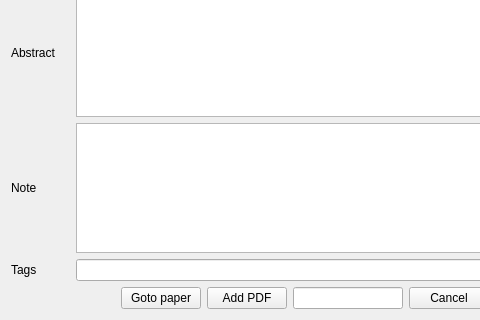
The window that PaperDlg.ui (congchenutd/papernet) describes before a commit, drawn with Qt 5; both pictures show x 0 to 480 and y 219 to 539 of the 586 by 539 pixel window.
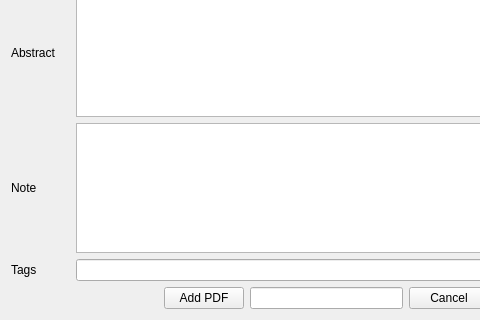
The same window after the commit. Custom widgets are drawn as their Qt base class.

Commit message: = jumpToID() does not call reset any more, client needs to call it as needed = updateRefByRow() is for visible row, if the row is invisible, use updateRefByID = goto paper button in PaperDlg removed

```diff
--- a/PaperDlg.ui
+++ b/PaperDlg.ui
@@ -204,13 +204,6 @@
        </property>
       </spacer>
      </item>
-     <item>
-      <widget class="QPushButton" name="btGotoPaper">
-       <property name="text">
-        <string>Goto paper</string>
-       </property>
-      </widget>
-     </item>
      <item>
       <widget class="QPushButton" name="btAddPDF">
        <property name="text">
```
Left out of the diff: 1 changed line with no effect on the pictures. The commit also changes 11 other files.
